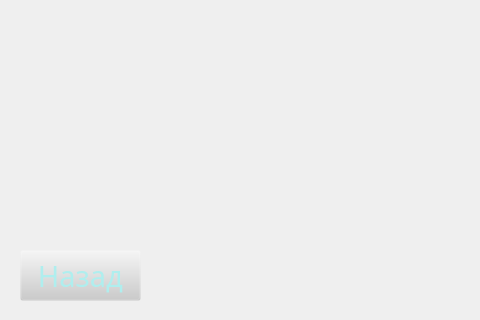
Above: Learning.ui from Moonsoon2020/Game before the change; both pictures show x 0 to 480 and y 330 to 650 of the 1076 by 650 pixel window. Below: the same form after it.
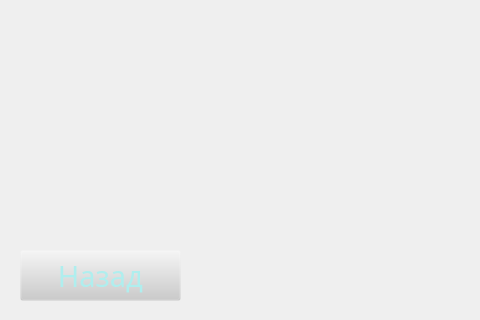
That is the form after the change.

Diff of the .ui file:
```diff
--- a/Learning.ui
+++ b/Learning.ui
@@ -18,7 +18,7 @@
     <rect>
      <x>20</x>
      <y>580</y>
-     <width>121</width>
+     <width>161</width>
      <height>51</height>
     </rect>
    </property>
```
